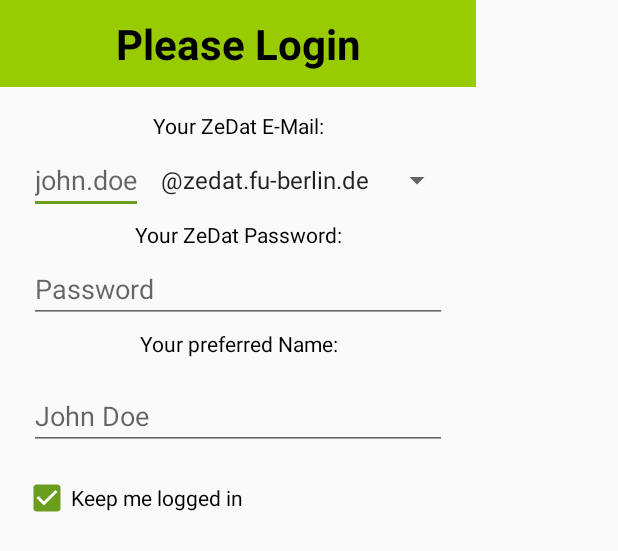
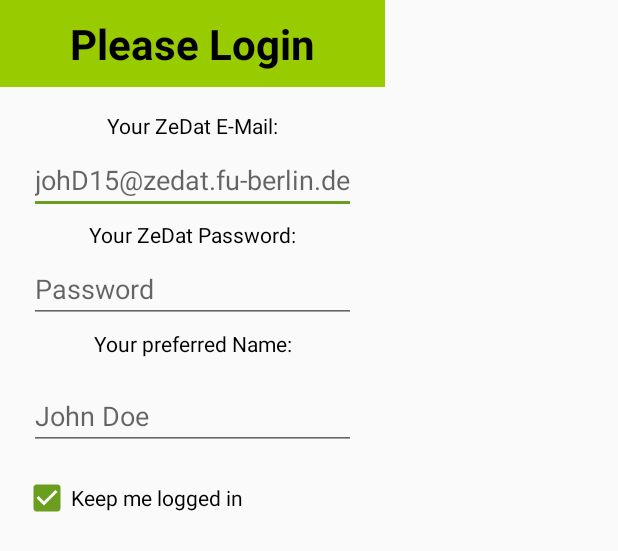
Before and after one commit to drblaui/FU-Mail-App, an Android app: the layout login_alert_dialog.xml on its own in the app's theme, with its tools: preview values and no code run, on a phone screen of 412 x 824 dp. Shown: the top 551 px of the screen. Run offline under Robolectric (Android 15) with nearby library versions, the phone set to English and light mode, and no system bars.

Commit message:
Added Signature. Getting frustrated with Attachments

```diff
--- a/app/src/main/AndroidManifest.xml
+++ b/app/src/main/AndroidManifest.xml
@@ -3,13 +3,14 @@
 	package="me.drblau.fumailapp">
 	<uses-permission android:name="android.permission.INTERNET" />
 	<uses-permission android:name="android.permission.READ_EXTERNAL_STORAGE" />
+	<uses-permission android:name="android.permission.WRITE_EXTERNAL_STORAGE" />
 	<application
-		android:allowBackup="true"
 		android:icon="@drawable/logo"
 		android:label="@string/app_name"
 		android:roundIcon="@drawable/logo"
 		android:supportsRtl="true"
-		android:theme="@style/AppTheme">
+		android:theme="@style/AppTheme"
+		android:allowBackup="false">
 		<activity
 			android:name=".MainActivity"
 			android:label="@string/app_name"
--- a/app/src/main/res/layout/login_alert_dialog.xml
+++ b/app/src/main/res/layout/login_alert_dialog.xml
@@ -17,7 +17,7 @@
 
 	<LinearLayout
 		android:orientation="vertical"
-		android:layout_width="wrap_content"
+		android:layout_width="match_parent"
 		android:layout_height="wrap_content"
 		android:paddingBottom="20dp"
 		android:paddingStart="15dp"
@@ -30,14 +30,9 @@
 		android:textColor="@color/colorText"
 		android:layout_marginTop="16dp"/>
 
-	<LinearLayout
-		android:layout_width="match_parent"
-		android:layout_height="match_parent"
-		android:orientation="horizontal">
-
 		<EditText
 			android:id="@+id/email_input"
-			android:layout_width="wrap_content"
+			android:layout_width="match_parent"
 			android:layout_height="wrap_content"
 			android:layout_marginLeft="4dp"
 			android:layout_marginTop="4dp"
@@ -46,14 +41,6 @@
 			android:hint="@string/email_hint"
 			android:importantForAutofill="no"
 			android:inputType="textEmailAddress" />
-
-		<Spinner
-			android:id="@+id/email_ending"
-			android:layout_width="wrap_content"
-			android:layout_height="wrap_content"
-			android:layout_gravity="center"
-			android:entries="@array/mail_dropdown"/>
-	</LinearLayout>
 
 	<TextView
 		android:layout_width="match_parent"
--- a/app/src/main/res/values/strings.xml
+++ b/app/src/main/res/values/strings.xml
@@ -23,7 +23,7 @@
 	<string name="please_login">Please Login</string>
 
 	<!-- Hints -->
-	<string name="email_hint">john.doe</string>
+	<string name="email_hint">johD15@zedat.fu-berlin.de</string>
 	<string name="password_hint">Password</string>
 	<string name="name_hint">John Doe</string>
 
@@ -38,14 +38,9 @@
 	<string name="confirm">Confirm</string>
 
 	<!-- Login Dialog Options -->
+	<string name="invalid_email">Your E-Mail needs to contain @zedat.fu-berlin.de</string>
 	<string name="login_needed">You need to be logged in to use this App</string>
 	<string name="login_checkbox">Keep me logged in</string>
-
-	<!-- Mail Types -->
-	<string-array name="mail_dropdown">
-		<item>\@zedat.fu-berlin.de</item>
-		<item>\@fu-berlin.de</item>
-	</string-array>
 
 	<!-- Settings -->
 	<string name="general">General</string>
@@ -53,6 +48,8 @@
 	<string name="loggedIn">Stay logged in</string>
 	<string name="logout">Logout</string>
 	<string name="logout_summary">Log yourself out</string>
+	<string name="signature">Signature</string>
+	<string name="default_signature"><![CDATA[-- <br> This message was sent by the <a href="https://github.com/drblaui/Fu-Mail-App">FU-Mail-App E-Mail Client</a>]]></string>
 
 	<!-- Credits -->
 	<string name="credits" translatable="false">Credits</string>
--- a/app/src/main/res/xml/settings.xml
+++ b/app/src/main/res/xml/settings.xml
@@ -1,6 +1,10 @@
 <?xml version="1.0" encoding="utf-8" ?>
 <PreferenceScreen xmlns:android="http://schemas.android.com/apk/res/android">
 	<PreferenceCategory android:title="@string/general">
+		<EditTextPreference
+			android:title="@string/signature"
+			android:key="signature"
+			android:defaultValue="@string/default_signature"/>
 		<CheckBoxPreference
 			android:title=""
 			android:defaultValue="true"
```
Also changed, not shown: app/src/main/java/me/drblau/fumailapp/MainActivity.java (+32 -43 lines), app/src/main/java/me/drblau/fumailapp/ui/create/MailCreatorActivity.java (+6 -20 lines), app/src/main/java/me/drblau/fumailapp/ui/settings/SettingsFragment.java (+27 -2 lines), app/src/main/java/me/drblau/fumailapp/util/mail/MailHandlerSMTP.java (+6 -7 lines), 2 other files.
